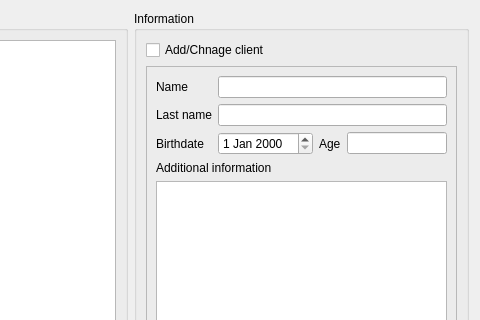
Old version of the form ui/pages/clientinfo.ui in the repository Artem535/PsyClientManager; both pictures show x 154 to 634 and y 0 to 320 of the 634 by 534 pixel window.
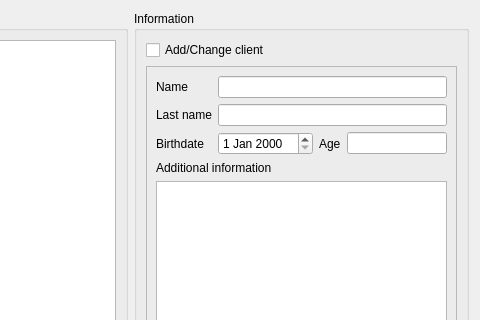
New version of the form.

Commit message: feat: Prepare to add the clients to events.

The edit to the form file:
```diff
--- a/ui/pages/clientinfo.ui
+++ b/ui/pages/clientinfo.ui
@@ -35,7 +35,7 @@
       <item>
        <widget class="QCheckBox" name="mAddUpdateCheckBox">
         <property name="text">
-         <string>Add/Chnage client</string>
+         <string>Add/Change client</string>
         </property>
        </widget>
       </item>
```
The commit also changes 10 other files.
